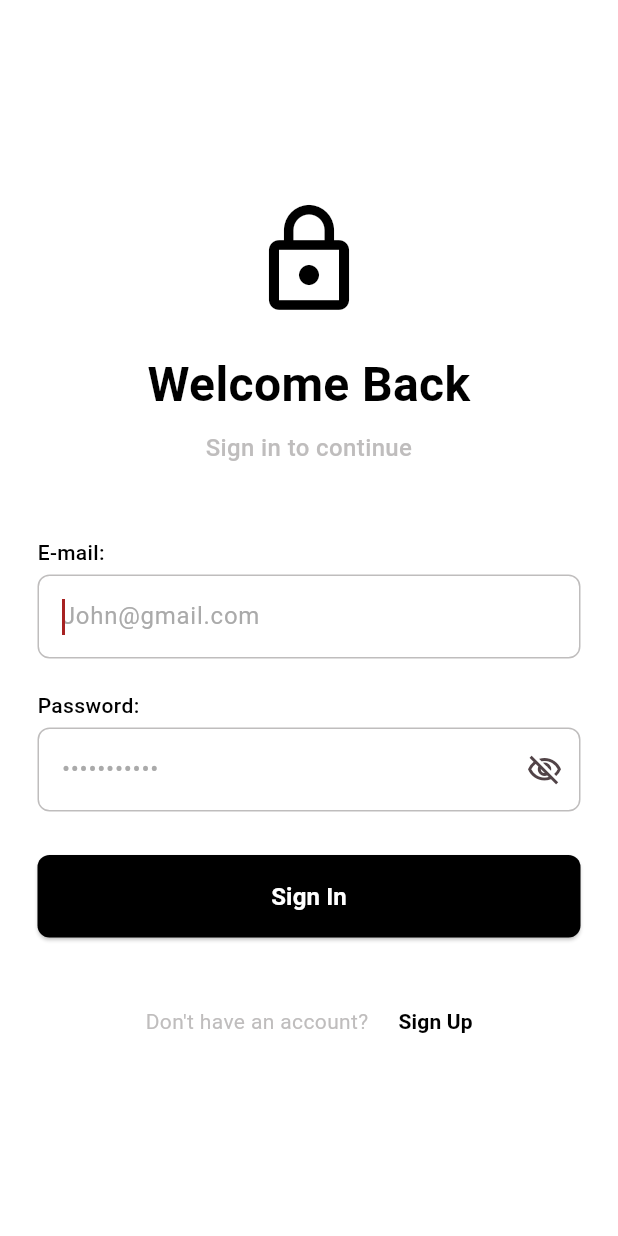
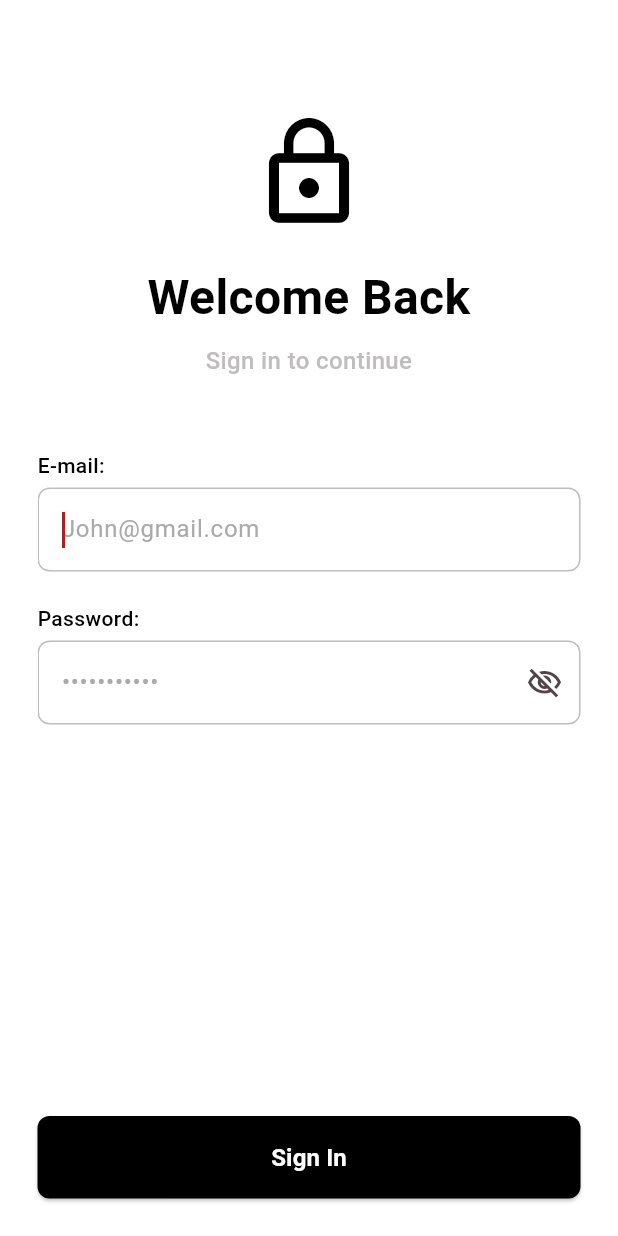
Before and after one commit to twoaxis/hrms, a Flutter app: the screen it shows after launch, on a phone screen of 412 x 824 dp. Run offline on Flutter 3.47's test engine with Material 3 defaults, Android fonts, the phone set to English and light mode, and no system bars; our stand-ins replace firebase_core; accounts and stored records are empty.

Commit message:
remove sign up button from login page and make screen work with different emulator size.

```diff
--- a/mobile/lib/main.dart
+++ b/mobile/lib/main.dart
@@ -1,7 +1,7 @@
 import 'package:flutter/material.dart';
 import 'package:firebase_core/firebase_core.dart';
 import 'package:hrms/theme/color_scheme.dart';
-import 'package:hrms/view/onboarding/login/screen/login_page.dart';
+import 'package:hrms/view/onboarding/screen/login_page.dart';
 
 import 'firebase_options.dart';
 
--- /dev/null
+++ b/mobile/lib/values/spaces.dart
@@ -0,0 +1 @@
+const double fullscreenSpacing = 25.0;
--- a/mobile/lib/view/onboarding/login/screen/login_page.dart
+++ /dev/null
@@ -1,182 +0,0 @@
-import 'package:flutter/material.dart';
-import 'package:hrms/theme/color_scheme.dart';
-import 'package:hrms/util/auth_validator.dart';
-import 'package:hrms/view/onboarding/login/widget/custom_text_form_field.dart';
-import 'package:hrms/view/onboarding/login/widget/exception_container.dart';
-
-class LoginPage extends StatefulWidget {
-  const LoginPage({super.key});
-
-  @override
-  State<LoginPage> createState() => _LoginPageState();
-}
-
-class _LoginPageState extends State<LoginPage> {
-  final formKey = GlobalKey<FormState>();
-  final emailController = TextEditingController();
-  final passwordController = TextEditingController();
-  bool emailSubmitted = false;
-  bool passwordSubmitted = false;
-  String? errorException;
-
-  @override
-  void dispose() {
-    emailController.dispose();
-    passwordController.dispose();
-    super.dispose();
-  }
-
-  void login() {
-    setState(() {
-      emailSubmitted = true;
-      passwordSubmitted = true;
-      errorException = null;
-    });
-    if (!formKey.currentState!.validate()) return;
-  }
-
-  @override
-  initState() {
-    super.initState();
-    emailController.addListener(() {
-      if (emailSubmitted) {
-        emailSubmitted = false;
-        formKey.currentState?.validate();
-      }
-
-      if (errorException != null) {
-        setState(() => errorException = null);
-      }
-    });
-    passwordController.addListener(() {
-      if (passwordSubmitted) {
-        passwordSubmitted = false;
-        formKey.currentState?.validate();
-      }
-
-      if (errorException != null) {
-        setState(() => errorException = null);
-      }
-    });
-  }
-
-  @override
-  Widget build(BuildContext context) {
-    return Scaffold(
-      resizeToAvoidBottomInset: false,
-      backgroundColor: colorScheme.surface,
-      body: SafeArea(
-        child: Center(
-          child: SingleChildScrollView(
-            padding: const EdgeInsets.all(25.0),
-            child: Form(
-              key: formKey,
-              child: Column(
-                crossAxisAlignment: CrossAxisAlignment.stretch,
-                children: [
-                  Icon(
-                    Icons.lock_outline,
-                    size: 80,
-                    color: colorScheme.onPrimary,
-                  ),
-                  const SizedBox(height: 20),
-                  Text(
-                    'Welcome Back',
-                    style: TextStyle(
-                      fontSize: 32,
-                      fontWeight: FontWeight.bold,
-                      color: colorScheme.onPrimary,
-                    ),
-                    textAlign: TextAlign.center,
-                  ),
-                  const SizedBox(height: 8),
-                  Text(
-                    'Sign in to continue',
-                    style: TextStyle(
-                      fontSize: 16,
-                      color: colorScheme.surfaceContainer,
-                      fontWeight: FontWeight.w500,
-                    ),
-                    textAlign: TextAlign.center,
-                  ),
-                  const SizedBox(height: 48),
-                  CustomTextFormField(
-                    controller: emailController,
-                    labelText: 'E-mail:',
-                    hintText: 'John@gmail.com',
-                    textInputAction: TextInputAction.next,
-                    validator: (input) =>
-                        AuthValidators.emailValidators(input, emailSubmitted),
-                  ),
-                  SizedBox(height: 16),
-                  CustomTextFormField(
-                    isPasswordField: true,
-                    controller: passwordController,
-                    labelText: 'Password:',
-                    textInputAction: TextInputAction.done,
-                    hintText: '•••••••••••',
-                    validator: (input) => AuthValidators.passwordValidators(
-                      input,
-                      passwordSubmitted,
-                    ),
-                  ),
-                  SizedBox(height: 24),
-                  errorException != null
-                      ? ExceptionContainer(loginException: errorException!)
-                      : Container(),
-                  ElevatedButton(
-                    onPressed: login,
-                    style: ElevatedButton.styleFrom(
-                      backgroundColor: colorScheme.onPrimary,
-                      foregroundColor: colorScheme.surface,
-                      padding: const EdgeInsets.symmetric(vertical: 16),
-                      shape: RoundedRectangleBorder(
-                        borderRadius: BorderRadius.circular(8),
-                      ),
-                    ),
-                    child: const Text(
-                      'Sign In',
-                      style: TextStyle(
-                        fontSize: 16,
-                        fontWeight: FontWeight.bold,
-                      ),
-                    ),
-                  ),
-                  const SizedBox(height: 46),
-                  Row(
-                    mainAxisAlignment: MainAxisAlignment.center,
-                    children: [
-                      Text(
-                        "Don't have an account?",
-                        style: TextStyle(color: colorScheme.surfaceContainer),
-                      ),
-                      SizedBox(width: 20),
-                      TextButton(
-                        onPressed: () {
-                          // TODO: Navigate to sign up page
-                        },
-                        style: TextButton.styleFrom(
-                          padding: EdgeInsets.zero,
-                          minimumSize: Size.zero,
-                          tapTargetSize: MaterialTapTargetSize.shrinkWrap,
-                        ),
-
-                        child: Text(
-                          'Sign Up',
-                          style: TextStyle(
-                            color: colorScheme.onPrimary,
-                            fontWeight: FontWeight.bold,
-                          ),
-                        ),
-                      ),
-                    ],
-                  ),
-                ],
-              ),
-            ),
-          ),
-        ),
-      ),
-    );
-  }
-}
--- /dev/null
+++ b/mobile/lib/view/onboarding/screen/login_page.dart
@@ -0,0 +1,166 @@
+import 'package:flutter/material.dart';
+import 'package:hrms/theme/color_scheme.dart';
+import 'package:hrms/util/auth_validator.dart';
+import 'package:hrms/values/spaces.dart';
+import 'package:hrms/view/onboarding/widget/custom_text_form_field.dart';
+import 'package:hrms/view/onboarding/widget/exception_container.dart';
+
+class LoginPage extends StatefulWidget {
+  const LoginPage({super.key});
+
+  @override
+  State<LoginPage> createState() => _LoginPageState();
+}
+
+class _LoginPageState extends State<LoginPage> {
+  final formKey = GlobalKey<FormState>();
+  final emailController = TextEditingController();
+  final passwordController = TextEditingController();
+  bool emailSubmitted = false;
+  bool passwordSubmitted = false;
+  String? errorException;
+
+  @override
+  void dispose() {
+    emailController.dispose();
+    passwordController.dispose();
+    super.dispose();
+  }
+
+  void login() {
+    setState(() {
+      emailSubmitted = true;
+      passwordSubmitted = true;
+      errorException = null;
+    });
+    if (!formKey.currentState!.validate()) return;
+  }
+
+  @override
+  initState() {
+    super.initState();
+    emailController.addListener(() {
+      if (emailSubmitted) {
+        emailSubmitted = false;
+        formKey.currentState?.validate();
+      }
+
+      if (errorException != null) {
+        setState(() => errorException = null);
+      }
+    });
+    passwordController.addListener(() {
+      if (passwordSubmitted) {
+        passwordSubmitted = false;
+        formKey.currentState?.validate();
+      }
+
+      if (errorException != null) {
+        setState(() => errorException = null);
+      }
+    });
+  }
+
+  @override
+  Widget build(BuildContext context) {
+    return Scaffold(
+      resizeToAvoidBottomInset: false,
+      backgroundColor: colorScheme.surface,
+      body: Padding(
+        padding: const EdgeInsets.all(fullscreenSpacing),
+        child: SafeArea(
+          child: Form(
+            key: formKey,
+            child: SingleChildScrollView(
+              child: ConstrainedBox(
+                constraints: BoxConstraints(
+                  minHeight:
+                      MediaQuery.of(context).size.height -
+                      (kToolbarHeight + fullscreenSpacing * 2),
+                ),
+                child: IntrinsicHeight(
+                  child: Column(
+                    crossAxisAlignment: CrossAxisAlignment.stretch,
+                    children: [
+                      const SizedBox(height: 50),
+                      Icon(
+                        Icons.lock_outline,
+                        size: 80,
+                        color: colorScheme.onPrimary,
+                      ),
+                      const SizedBox(height: 20),
+                      Text(
+                        'Welcome Back',
+                        style: TextStyle(
+                          fontSize: 32,
+                          fontWeight: FontWeight.bold,
+                          color: colorScheme.onPrimary,
+                        ),
+                        textAlign: TextAlign.center,
+                      ),
+                      const SizedBox(height: 8),
+                      Text(
+                        'Sign in to continue',
+                        style: TextStyle(
+                          fontSize: 16,
+                          color: colorScheme.surfaceContainer,
+                          fontWeight: FontWeight.w500,
+                        ),
+                        textAlign: TextAlign.center,
+                      ),
+                      const SizedBox(height: 48),
+                      CustomTextFormField(
+                        controller: emailController,
+                        labelText: 'E-mail:',
+                        hintText: 'John@gmail.com',
+                        textInputAction: TextInputAction.next,
+                        validator: (input) => AuthValidators.emailValidators(
+                          input,
+                          emailSubmitted,
+                        ),
+                      ),
+                      const SizedBox(height: 16),
+                      CustomTextFormField(
+                        isPasswordField: true,
+                        controller: passwordController,
+                        labelText: 'Password:',
+                        textInputAction: TextInputAction.done,
+                        hintText: '•••••••••••',
+                        validator: (input) => AuthValidators.passwordValidators(
+                          input,
+                          passwordSubmitted,
+                        ),
+                      ),
+                      const SizedBox(height: 24),
+                      if (errorException != null)
+                        ExceptionContainer(loginException: errorException!),
+                      const Spacer(),
+                    ],
+                  ),
+                ),
+              ),
+            ),
+          ),
+        ),
+      ),
+      bottomNavigationBar: Padding(
+        padding: const EdgeInsets.all(fullscreenSpacing),
+        child: ElevatedButton(
+          onPressed: login,
+          style: ElevatedButton.styleFrom(
+            backgroundColor: colorScheme.onPrimary,
+            foregroundColor: colorScheme.surface,
+            padding: const EdgeInsets.symmetric(vertical: 16),
+            shape: RoundedRectangleBorder(
+              borderRadius: BorderRadius.circular(8),
+            ),
+          ),
+          child: const Text(
+            'Sign In',
+            style: TextStyle(fontSize: 16, fontWeight: FontWeight.bold),
+          ),
+        ),
+      ),
+    );
+  }
+}
```
Also changed, not shown: mobile/lib/view/onboarding/widget/custom_text_form_field.dart (renamed from mobile/lib/view/onboarding/login/widget/custom_text_form_field.dart), mobile/lib/view/onboarding/widget/exception_container.dart (renamed from mobile/lib/view/onboarding/login/widget/exception_container.dart).
